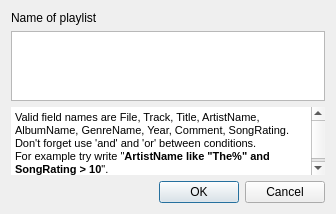
Qt form src/sqledit.ui (DrMoriarty/cuberok) before a commit.
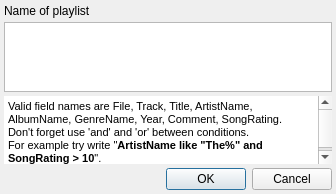
The same form after that commit. Icons and pictures are not drawn.

```diff
--- a/src/sqledit.ui
+++ b/src/sqledit.ui
@@ -6,13 +6,28 @@
     <x>0</x>
     <y>0</y>
     <width>336</width>
-    <height>197</height>
+    <height>181</height>
    </rect>
   </property>
   <property name="windowTitle" >
    <string>Edit SQL Playlist</string>
   </property>
   <layout class="QVBoxLayout" >
+   <property name="spacing" >
+    <number>4</number>
+   </property>
+   <property name="leftMargin" >
+    <number>4</number>
+   </property>
+   <property name="topMargin" >
+    <number>4</number>
+   </property>
+   <property name="rightMargin" >
+    <number>4</number>
+   </property>
+   <property name="bottomMargin" >
+    <number>4</number>
+   </property>
    <item>
     <widget class="QLabel" name="label" >
      <property name="text" >
```
Left out of the diff: 7 changed lines with no effect on the pictures.
